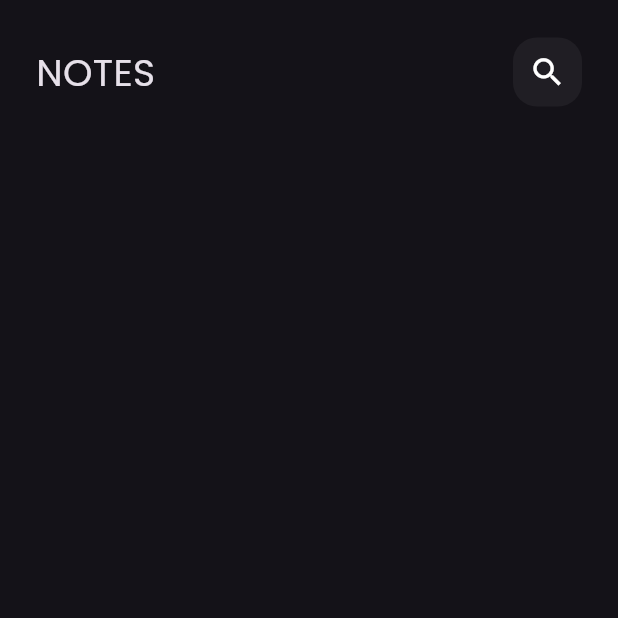
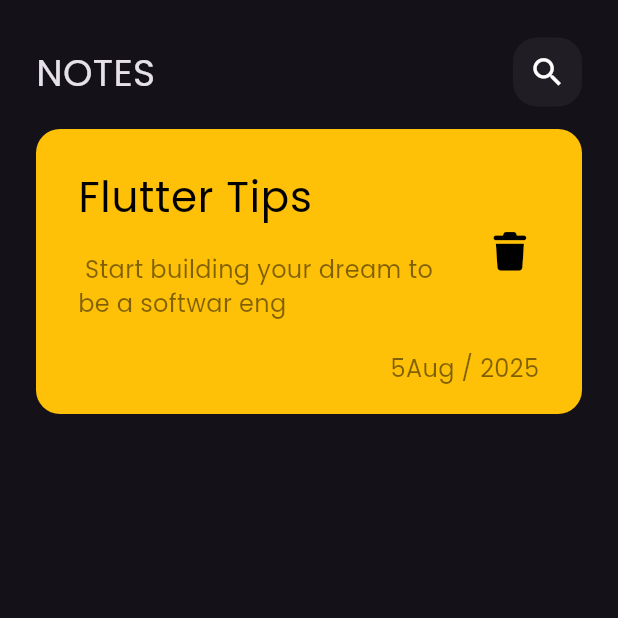
Before and after one commit to m0stafa0123/notes_app, a Flutter app: the screen it shows after launch, on a phone screen of 412 x 824 dp, the top half of it. Run offline on Flutter 3.47's test engine with Material 3 defaults, Android fonts, the phone set to English and light mode, and no system bars; our stand-ins replace font_awesome_flutter.

Commit message:
Custom_note_item

```diff
--- /dev/null
+++ b/lib/views/widgets/custom_notes_item.dart
@@ -0,0 +1,57 @@
+import 'package:flutter/material.dart';
+import 'package:font_awesome_flutter/font_awesome_flutter.dart';
+
+class CustomNotesItem extends StatelessWidget {
+  const CustomNotesItem({super.key});
+
+  @override
+  Widget build(BuildContext context) {
+    return Container(
+      padding: EdgeInsets.only(top: 16, left: 12),
+      height: 190,
+      width: 400,
+      decoration: BoxDecoration(
+        color: Colors.amber,
+        borderRadius: BorderRadius.circular(16),
+      ),
+      child: Column(
+        crossAxisAlignment: CrossAxisAlignment.end,
+
+        children: [
+          ListTile(
+            title: Text(
+              "Flutter Tips ",
+              style: TextStyle(color: Colors.black, fontSize: 28),
+            ),
+            subtitle: Padding(
+              padding: const EdgeInsets.only(top: 16, bottom: 12),
+              child: Text(
+                " Start building your dream to be a softwar eng ",
+                style: TextStyle(
+                  color: Colors.black.withOpacity(.5),
+                  fontSize: 16,
+                ),
+              ),
+            ),
+            trailing: IconButton(
+              onPressed: () {},
+              icon: Icon(FontAwesomeIcons.trash),
+              color: Colors.black,
+              iconSize: 25,
+            ),
+          ),
+          Padding(
+            padding: EdgeInsetsGeometry.only(right: 24),
+            child: Text(
+              " 5Aug / 2025 ",
+              style: TextStyle(
+                color: Colors.black.withOpacity(.5),
+                fontSize: 16,
+              ),
+            ),
+          ),
+        ],
+      ),
+    );
+  }
+}
--- a/lib/views/widgets/notes_body.dart
+++ b/lib/views/widgets/notes_body.dart
@@ -1,5 +1,6 @@
 import 'package:flutter/material.dart';
 import 'package:flutter_application_1/views/widgets/custom_app_bar.dart';
+import 'package:flutter_application_1/views/widgets/custom_notes_item.dart';
 
 class NotesBody extends StatelessWidget {
   const NotesBody({super.key});
@@ -8,7 +9,14 @@ class NotesBody extends StatelessWidget {
   Widget build(BuildContext context) {
     return Padding(
       padding: const EdgeInsets.symmetric(horizontal: 24),
-      child: Column(children: [SizedBox(height: 25), CustomAppbar()]),
+      child: Column(
+        children: [
+          SizedBox(height: 25),
+          CustomAppbar(),
+          SizedBox(height: 15),
+          CustomNotesItem(),
+        ],
+      ),
     );
   }
 }
--- a/pubspec.yaml
+++ b/pubspec.yaml
@@ -34,6 +34,7 @@ dependencies:
   # The following adds the Cupertino Icons font to your application.
   # Use with the CupertinoIcons class for iOS style icons.
   cupertino_icons: ^1.0.8
+  font_awesome_flutter: ^10.12.0
 
 dev_dependencies:
   flutter_test:
```
Also changed, not shown: pubspec.lock.
